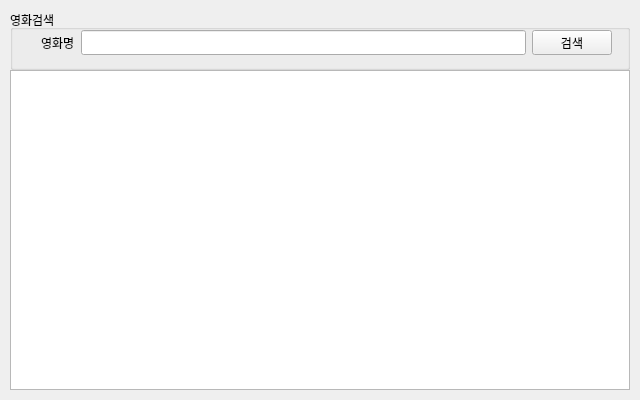
First picture: the form in part1/studyPyQt/naverApiMovie.ui, repository mini9155/miniprogects, before the edit.
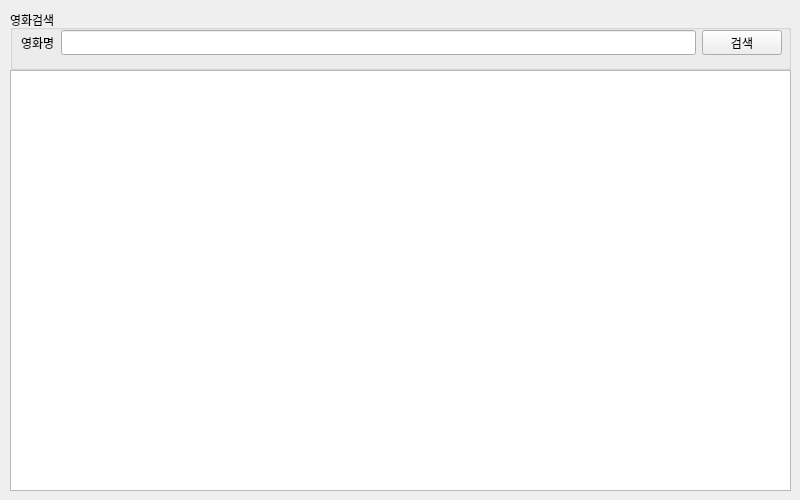
Second picture: the form after the edit.

The edit to the form file:
```diff
--- a/part1/studyPyQt/naverApiMovie.ui
+++ b/part1/studyPyQt/naverApiMovie.ui
@@ -9,8 +9,8 @@
    <rect>
     <x>0</x>
     <y>0</y>
-    <width>640</width>
-    <height>400</height>
+    <width>800</width>
+    <height>500</height>
    </rect>
   </property>
   <property name="sizePolicy">
@@ -21,14 +21,14 @@
   </property>
   <property name="minimumSize">
    <size>
-    <width>640</width>
-    <height>400</height>
+    <width>800</width>
+    <height>500</height>
    </size>
   </property>
   <property name="maximumSize">
    <size>
-    <width>640</width>
-    <height>400</height>
+    <width>800</width>
+    <height>500</height>
    </size>
   </property>
   <property name="acceptDrops">
@@ -42,7 +42,7 @@
     <rect>
      <x>10</x>
      <y>10</y>
-     <width>620</width>
+     <width>781</width>
      <height>60</height>
     </rect>
    </property>
@@ -58,9 +58,9 @@
       <widget class="QWidget" name="layoutWidget">
        <property name="geometry">
         <rect>
-         <x>31</x>
+         <x>11</x>
          <y>20</y>
-         <width>571</width>
+         <width>761</width>
          <height>25</height>
         </rect>
        </property>
@@ -99,8 +99,8 @@
     <rect>
      <x>10</x>
      <y>70</y>
-     <width>620</width>
-     <height>320</height>
+     <width>781</width>
+     <height>421</height>
     </rect>
    </property>
    <layout class="QVBoxLayout" name="resultLayout">
```
